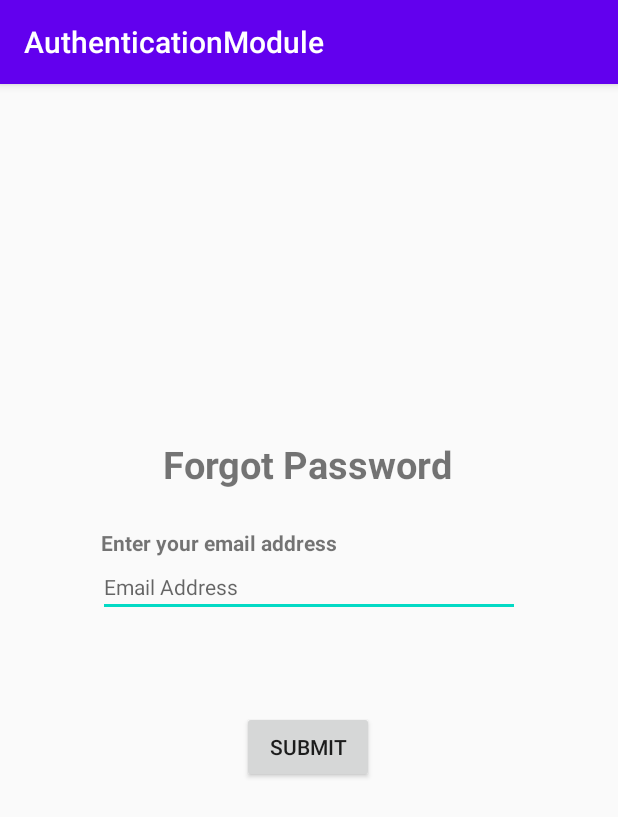
After one commit to IndyFitDevs/AuthenticationModule, an Android app: the ForgotActivity screen opened directly, with no data from a screen before it, on a phone screen of 412 x 824 dp. The commit adds this screen. Shown: the top 817 px of the screen. Run offline under Robolectric (Android 15) with nearby library versions, the phone set to English and light mode, and no system bars; libraries missing offline, so code that uses them is left out: com.androidnetworking, com.androidnetworking.error, com.androidnetworking.interfaces.

Commit message:
added forgot password page

```diff
--- a/app/src/main/AndroidManifest.xml
+++ b/app/src/main/AndroidManifest.xml
@@ -11,9 +11,13 @@
         android:roundIcon="@mipmap/ic_launcher"
         android:supportsRtl="true"
         android:theme="@style/AppTheme">
-        <activity android:name=".SplashActivity" android:theme="@style/SplashTheme">
+        <activity android:name=".ForgotActivity"></activity>
+        <activity
+            android:name=".SplashActivity"
+            android:theme="@style/SplashTheme">
             <intent-filter>
                 <action android:name="android.intent.action.MAIN" />
+
                 <category android:name="android.intent.category.LAUNCHER" />
             </intent-filter>
         </activity>
--- /dev/null
+++ b/app/src/main/java/com/indyfit/authenticationmodule/ForgotActivity.java
@@ -0,0 +1,71 @@
+package com.indyfit.authenticationmodule;
+
+import androidx.appcompat.app.AppCompatActivity;
+
+import android.content.Intent;
+import android.os.Bundle;
+import android.view.View;
+import android.widget.Button;
+import android.widget.EditText;
+import android.widget.TextView;
+import android.widget.Toast;
+
+import com.androidnetworking.AndroidNetworking;
+import com.androidnetworking.error.ANError;
+import com.androidnetworking.interfaces.JSONObjectRequestListener;
+
+import org.json.JSONException;
+import org.json.JSONObject;
+import org.w3c.dom.Text;
+
+public class ForgotActivity extends AppCompatActivity {
+
+    EditText forgot_email;
+    Button forgot;
+    TextView status;
+
+    String forgotemail;
+    String message;
+    @Override
+    protected void onCreate(Bundle savedInstanceState) {
+        super.onCreate(savedInstanceState);
+        setContentView(R.layout.activity_forgot);
+
+        forgot_email = (EditText) findViewById(R.id.editText_email);
+        forgot = (Button) findViewById(R.id.button);
+        forgotemail="";
+        status = (TextView) findViewById(R.id.textView_status);
+    }
+
+    public void forgot_pass(View view){
+        forgotemail = forgot_email.getText().toString().trim();
+
+        JSONObject jsonObject = new JSONObject();
+        try {
+            jsonObject.put("email", forgotemail);
+        } catch (JSONException e) {
+            e.printStackTrace();
+        }
+
+
+
+        AndroidNetworking.post("hhttps://api.indy.fit/rest-auth/password/reset/")
+                .addJSONObjectBody(jsonObject) // posting json
+                .build()
+                .getAsJSONObject(new JSONObjectRequestListener() {
+                    @Override
+                    public void onResponse(JSONObject response) {
+                        message = response.optString("detail");
+                        status.setText(message);
+                    }
+
+                    @Override
+                    public void onError(ANError anError) {
+                        Toast toast = Toast. makeText(getApplicationContext(), "There was an " +
+                                        "error. Please try again.",
+                                Toast. LENGTH_SHORT);
+                        toast.show();
+                    }
+                });
+    }
+}
--- a/app/src/main/java/com/indyfit/authenticationmodule/LoginActivity.java
+++ b/app/src/main/java/com/indyfit/authenticationmodule/LoginActivity.java
@@ -41,7 +41,7 @@ public class LoginActivity extends AppCompatActivity {
         email_username = (EditText) findViewById(R.id.editText_email);
         user_password = (EditText) findViewById(R.id.editText_password);
         login = (Button) findViewById(R.id.button_signup);
-        signup = (TextView) findViewById(R.id.textview_registerpage);
+        signup = (TextView) findViewById(R.id.textview_forgotpage);
 
     }
 
--- /dev/null
+++ b/app/src/main/res/layout/activity_forgot.xml
@@ -0,0 +1,75 @@
+<?xml version="1.0" encoding="utf-8"?>
+<androidx.constraintlayout.widget.ConstraintLayout xmlns:android="http://schemas.android.com/apk/res/android"
+    xmlns:app="http://schemas.android.com/apk/res-auto"
+    xmlns:tools="http://schemas.android.com/tools"
+    android:layout_width="match_parent"
+    android:layout_height="match_parent"
+    tools:context=".ForgotActivity">
+
+    <TextView
+        android:id="@+id/textview_forgotpage"
+        android:layout_width="195dp"
+        android:layout_height="36dp"
+        android:layout_marginLeft="34dp"
+        android:layout_marginEnd="108dp"
+        android:text="Forgot Password"
+        android:textSize="25dp"
+        android:textStyle="bold"
+        app:layout_constraintBottom_toBottomOf="parent"
+        app:layout_constraintEnd_toEndOf="parent"
+        app:layout_constraintLeft_toLeftOf="parent"
+        app:layout_constraintTop_toTopOf="parent"
+        app:layout_constraintVertical_bias="0.322" />
+
+    <TextView
+        android:id="@+id/textView_enteremail"
+        android:layout_width="wrap_content"
+        android:layout_height="wrap_content"
+        android:layout_marginStart="34dp"
+        android:layout_marginTop="24dp"
+        android:text="Enter your email address"
+        android:textStyle="bold"
+        app:layout_constraintEnd_toEndOf="parent"
+        app:layout_constraintHorizontal_bias="0.151"
+        app:layout_constraintStart_toStartOf="parent"
+        app:layout_constraintTop_toBottomOf="@+id/textview_forgotpage" />
+
+    <EditText
+        android:id="@+id/editText_email"
+        android:layout_width="281dp"
+        android:layout_height="36dp"
+        android:layout_marginTop="4dp"
+        android:ems="8"
+        android:hint="Email Address"
+        android:inputType="textEmailAddress"
+        android:textSize="14sp"
+        app:layout_constraintEnd_toEndOf="parent"
+        app:layout_constraintStart_toStartOf="parent"
+        app:layout_constraintTop_toBottomOf="@+id/textView_enteremail" />
+
+    <Button
+        android:id="@+id/button"
+        android:layout_width="wrap_content"
+        android:layout_height="wrap_content"
+        android:layout_marginTop="40dp"
+        android:text="submit"
+        android:onClick="forgot_pass"
+        app:layout_constraintBottom_toBottomOf="parent"
+        app:layout_constraintEnd_toEndOf="parent"
+        app:layout_constraintHorizontal_bias="0.498"
+        app:layout_constraintStart_toStartOf="parent"
+        app:layout_constraintTop_toBottomOf="@+id/editText_email"
+        app:layout_constraintVertical_bias="0.07" />
+
+    <TextView
+        android:id="@+id/textView_status"
+        android:layout_width="286dp"
+        android:layout_height="15dp"
+        android:layout_marginTop="2dp"
+        android:textSize="10sp"
+        app:layout_constraintEnd_toEndOf="parent"
+        app:layout_constraintHorizontal_bias="0.536"
+        app:layout_constraintStart_toStartOf="parent"
+        app:layout_constraintTop_toBottomOf="@+id/editText_email" />
+
+</androidx.constraintlayout.widget.ConstraintLayout>
--- a/app/src/main/res/layout/activity_login.xml
+++ b/app/src/main/res/layout/activity_login.xml
@@ -7,7 +7,7 @@
     tools:context=".LoginActivity">
 
     <TextView
-        android:id="@+id/textview_registerpage"
+        android:id="@+id/textview_forgotpage"
         android:layout_width="141dp"
         android:layout_height="37dp"
         android:layout_marginLeft="34dp"
@@ -32,7 +32,7 @@
         app:layout_constraintEnd_toEndOf="parent"
         app:layout_constraintHorizontal_bias="0.031"
         app:layout_constraintStart_toStartOf="parent"
-        app:layout_constraintTop_toBottomOf="@+id/textview_registerpage" />
+        app:layout_constraintTop_toBottomOf="@+id/textview_forgotpage" />
 
     <EditText
         android:id="@+id/editText_email"
--- a/app/src/main/res/layout/activity_register.xml
+++ b/app/src/main/res/layout/activity_register.xml
@@ -7,7 +7,7 @@
     tools:context=".RegisterActivity">
 
     <TextView
-        android:id="@+id/textview_registerpage"
+        android:id="@+id/textview_forgotpage"
         android:layout_width="164dp"
         android:layout_height="37dp"
         android:layout_marginLeft="34dp"
@@ -32,7 +32,7 @@
         app:layout_constraintEnd_toEndOf="parent"
         app:layout_constraintHorizontal_bias="0.018"
         app:layout_constraintStart_toStartOf="parent"
-        app:layout_constraintTop_toBottomOf="@+id/textview_registerpage" />
+        app:layout_constraintTop_toBottomOf="@+id/textview_forgotpage" />
 
     <EditText
         android:id="@+id/editText_email"
```
